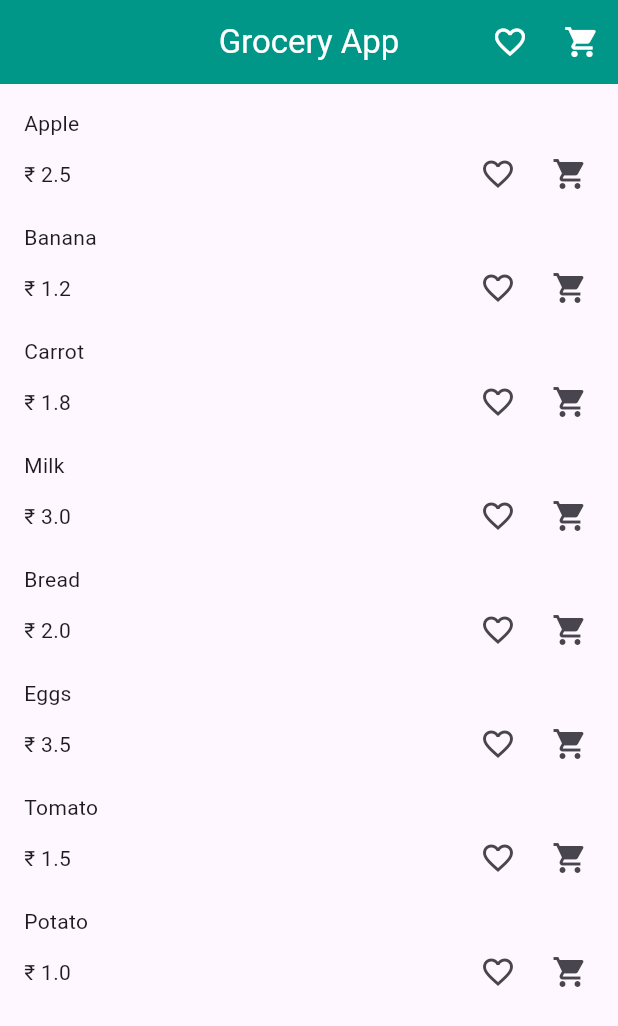
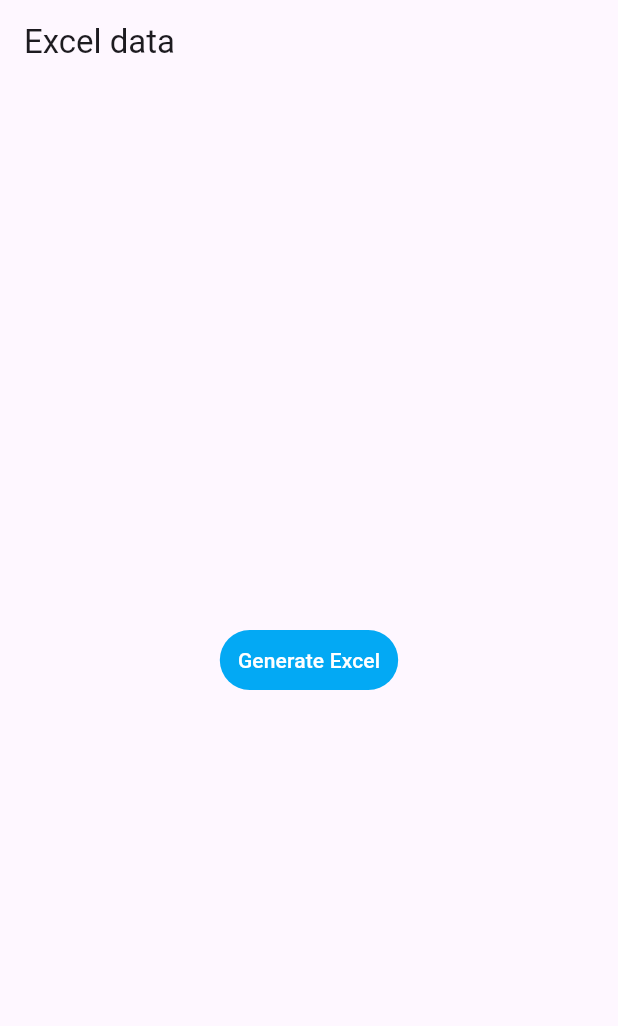
Before and after one commit to swathipabboju/Flutter-Quest-, a Flutter app: the screen it shows after launch, on a phone screen of 412 x 824 dp. Shown: the top 1026 px of the screen. Run offline on Flutter 3.47's test engine with Material 3 defaults, Android fonts, the phone set to English and light mode, and no system bars; our stand-ins replace bloc, cloud_firestore, equatable, firebase_auth, firebase_core, flutter_bloc and 1 more; missing offline and left inert: scratcher, syncfusion_flutter_xlsio; accounts and stored records are empty; key blocks and very long unbroken strings in the code were emptied for the run.

Commit message:
excel creation

```diff
--- a/lib/utils/Routes/appPages.dart
+++ b/lib/utils/Routes/appPages.dart
@@ -10,6 +10,7 @@ import 'package:sample_app/view/cubit/add_todo.dart';
 import 'package:sample_app/view/cubit/counter_bloc_page.dart';
 import 'package:sample_app/view/cubit/counter_page.dart';
 import 'package:sample_app/view/cubit/display_todo_list.dart';
+import 'package:sample_app/view/excel_data_view.dart';
 import 'package:sample_app/view/insta/post_page.dart';
 import 'package:sample_app/view/sign_in_with_phone.dart';
 import '../../view/Login/forgotpassword.dart';
@@ -38,6 +39,7 @@ class AppPages {
       AppRoutes.homepage: (context) => HomePage(),
       AppRoutes.cartpage: (context) => CartPage(),
       AppRoutes.whishlistPage: (context) => WhishListPage(),
+      AppRoutes.excelDataView: (context) => ExcelDataView(title: "Excel data",),
     };
   }
 }
--- a/lib/utils/Routes/appRoutes.dart
+++ b/lib/utils/Routes/appRoutes.dart
@@ -1,6 +1,6 @@
 class AppRoutes {
   AppRoutes._();
-  static const initial = homepage;
+  static const initial = excelDataView;
   static const login = "/login.dart";
   static const loginWithMobile = "/loginWithMobileView.dart";
   static const mpin = "/mpin.dart";
@@ -19,4 +19,5 @@ class AppRoutes {
   static const homepage = "/homepage";
   static const cartpage = "/cartpage";
   static const whishlistPage = "/whishlistPage";
+  static const excelDataView = "/excelDataView";
 }
--- /dev/null
+++ b/lib/view/excel_data_view.dart
@@ -0,0 +1,41 @@
+import 'package:flutter/material.dart';
+import 'package:syncfusion_flutter_xlsio/xlsio.dart' as xlsio;
+
+class ExcelDataView extends StatefulWidget {
+  final String title;
+  const ExcelDataView({super.key, required this.title});
+
+  @override
+  State<ExcelDataView> createState() => _ExcelDataViewState();
+}
+
+class _ExcelDataViewState extends State<ExcelDataView> {
+  @override
+  Widget build(BuildContext context) {
+    return Scaffold(
+      appBar: AppBar(
+        title: Text(widget.title),
+      ),
+      body: Center(
+        child: Column(
+          mainAxisAlignment: MainAxisAlignment.center,
+          children: <Widget>[
+            TextButton(
+              style: TextButton.styleFrom(
+                foregroundColor: Colors.white,
+                backgroundColor: Colors.lightBlue,
+                disabledForegroundColor: Colors.grey,
+              ),
+              onPressed: generateExcel,
+              child: const Text('Generate Excel'),
+            )
+          ],
+        ),
+      ),
+    );
+  }
+
+  generateExcel() {
+
+  }
+}
--- a/pubspec.yaml
+++ b/pubspec.yaml
@@ -47,6 +47,7 @@ dependencies:
   firebase_storage: ^12.1.0
   flutter_bloc: ^8.1.6
   equatable: ^2.0.5
+  syncfusion_flutter_xlsio: ^27.1.48
 
 dev_dependencies:
   flutter_test:
```
Also changed, not shown: lib/data/excel_data.dart (added, +35 -0 lines), 1 other file.
